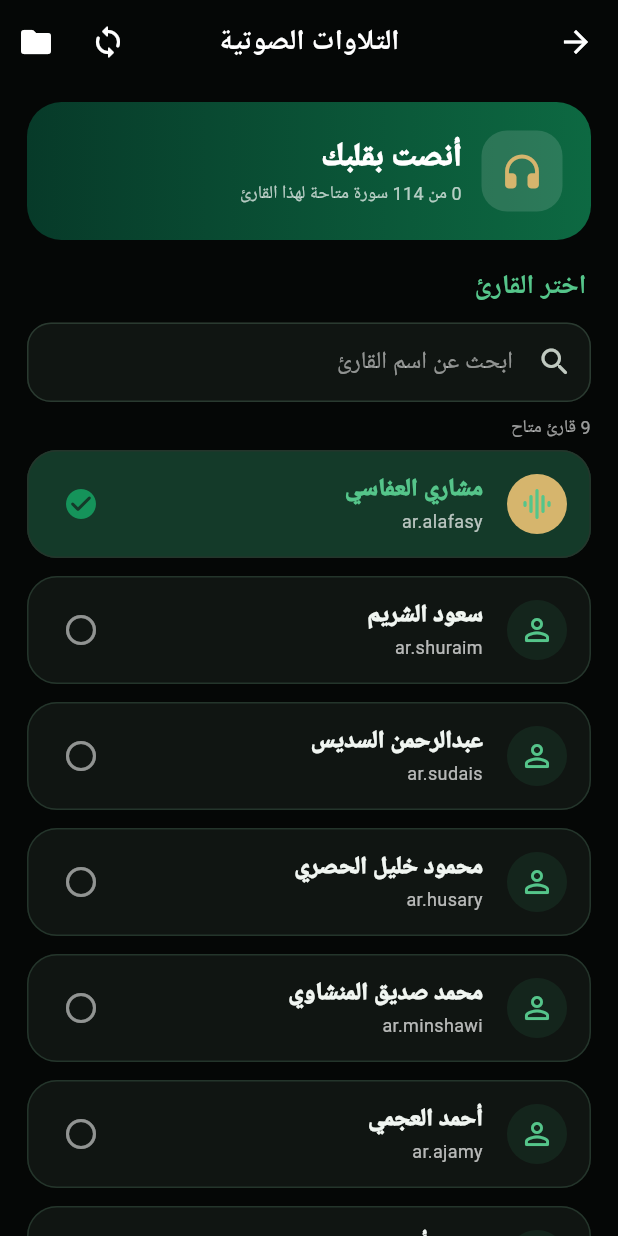
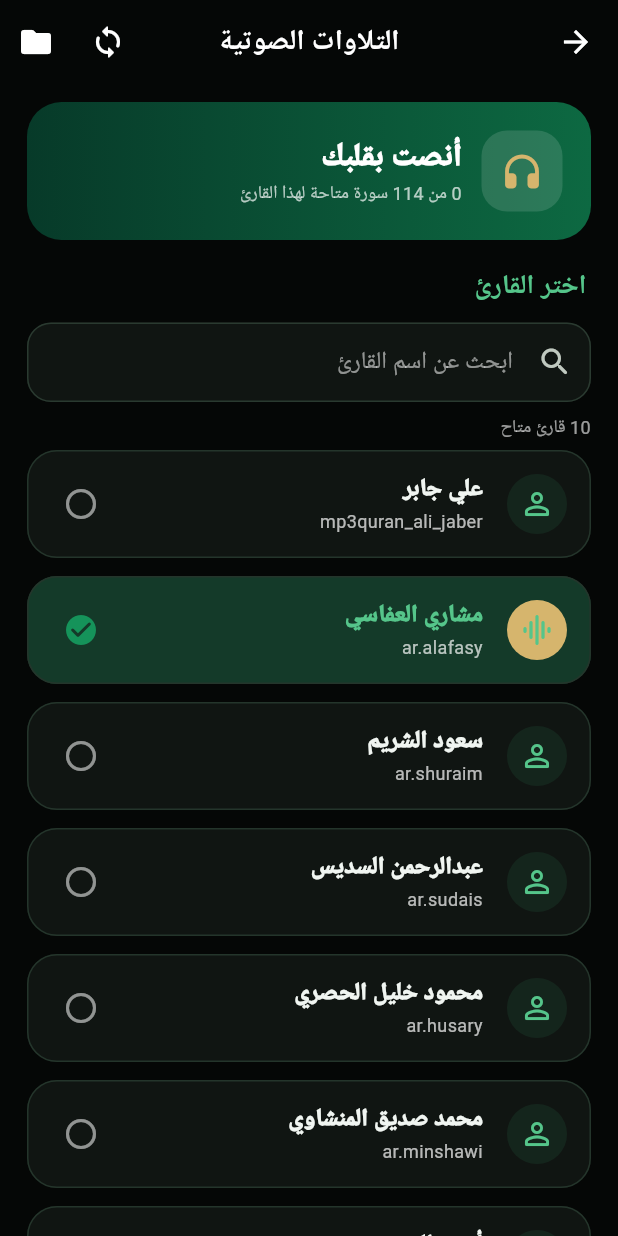
Before and after one commit to omsroor2019-rgb/Sakina-second-edition-, a Flutter app: the RecitersPage screen opened directly, on a phone screen of 412 x 824 dp. Run offline on Flutter 3.47's test engine with Material 3 defaults, Android fonts, the phone set to English and light mode, and no system bars; our stand-ins replace cross_file, geolocator, just_audio, sensors_plus, share_plus, shared_preferences; missing offline and left inert: adhan_dart; accounts and stored records are empty; network calls fail.

Commit message:
Clarify reciters fallback mechanism in data.dart
Updated comments to clarify the purpose of the AlQuran Cloud IDs and reciters fallback mechanism.

```diff
--- a/lib/data.dart
+++ b/lib/data.dart
@@ -370,9 +370,11 @@ const duas = <DuaItem>[
   DuaItem('دعاء العفو عند النسيان والخطأ', 'رَبَّنَا لَا تُؤَاخِذْنَا إِنْ نَسِينَا أَوْ أَخْطَأْنَا', 'سورة البقرة، الآية 286', category: 'أدعية من القرآن', topic: 'الهم والكرب'),
 ];
 
-// The AlQuran Cloud IDs and default bitrates below follow its published CDN catalogue.
-// Requested additional reciters are loaded from MP3Quran's public reciters API at runtime.
+// The AlQuran Cloud IDs and default bitrates below are retained as offline catalogue fallbacks.
+// The full Arabic reciter catalogue is loaded from MP3Quran API v3 when online.
 final reciters = <Map<String, String>>[
+  // Direct MP3Quran fallback for Ali Jaber (Hafs, complete 114-surah recitation).
+  {'name': 'علي جابر', 'edition': 'mp3quran_ali_jaber', 'bitrate': 'API', 'source': 'mp3quran_fallback'},
   {'name': 'مشاري العفاسي', 'edition': 'ar.alafasy', 'bitrate': '128', 'source': 'alquran'},
   {'name': 'سعود الشريم', 'edition': 'ar.shuraim', 'bitrate': '128', 'source': 'alquran'},
   {'name': 'عبدالرحمن السديس', 'edition': 'ar.sudais', 'bitrate': '192', 'source': 'alquran'},
```
